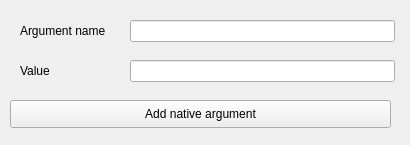
The window that gui/widgets_templates/add-native.ui (intdata-bsc/idact-gui) describes before a commit, drawn with Qt 5.
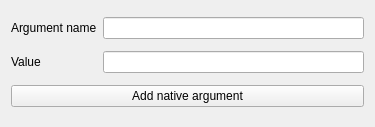
The same window after the commit.

The edit to the form file:
```diff
--- a/gui/widgets_templates/add-native.ui
+++ b/gui/widgets_templates/add-native.ui
@@ -6,72 +6,42 @@
    <rect>
     <x>0</x>
     <y>0</y>
-    <width>410</width>
-    <height>145</height>
+    <width>375</width>
+    <height>127</height>
    </rect>
   </property>
   <property name="windowTitle">
    <string>New native argument</string>
   </property>
-  <widget class="QLineEdit" name="argument_name_edit">
-   <property name="geometry">
-    <rect>
-     <x>130</x>
-     <y>20</y>
-     <width>265</width>
-     <height>22</height>
-    </rect>
-   </property>
-  </widget>
+  <layout class="QGridLayout" name="gridLayout">
+   <item row="0" column="0">
   <widget class="QLabel" name="argument_name_label">
-   <property name="geometry">
-    <rect>
-     <x>20</x>
-     <y>20</y>
-     <width>101</width>
-     <height>22</height>
-    </rect>
-   </property>
    <property name="text">
     <string>Argument name</string>
    </property>
   </widget>
-  <widget class="QLineEdit" name="value_name_edit">
-   <property name="geometry">
-    <rect>
-     <x>130</x>
-     <y>60</y>
-     <width>265</width>
-     <height>22</height>
-    </rect>
-   </property>
-  </widget>
+   </item>
+   <item row="0" column="1">
+    <widget class="QLineEdit" name="argument_name_edit"/>
+   </item>
+   <item row="1" column="0">
   <widget class="QLabel" name="value_label">
-   <property name="geometry">
-    <rect>
-     <x>20</x>
-     <y>60</y>
-     <width>101</width>
-     <height>22</height>
-    </rect>
-   </property>
    <property name="text">
     <string>Value</string>
    </property>
   </widget>
+   </item>
+   <item row="1" column="1">
+    <widget class="QLineEdit" name="value_name_edit"/>
+   </item>
+   <item row="2" column="0" colspan="2">
   <widget class="QPushButton" name="add_native_button">
-   <property name="geometry">
-    <rect>
-     <x>10</x>
-     <y>100</y>
-     <width>381</width>
-     <height>28</height>
-    </rect>
-   </property>
    <property name="text">
     <string>Add native argument</string>
    </property>
   </widget>
+   </item>
+  </layout>
  </widget>
  <resources/>
  <connections/>
```
Left out of the diff: 6 changed lines with no effect on the pictures. Lines whose indentation alone changed are shown as unchanged.
